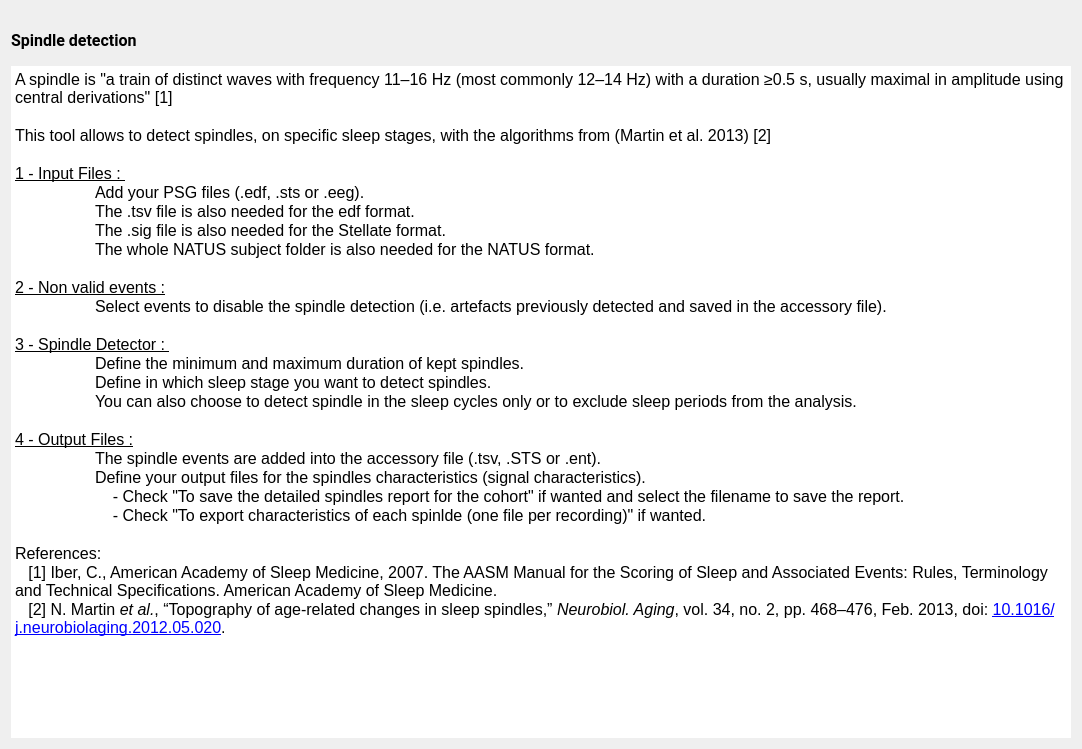
This is tools/CEAMSTools/SpindleDetectionMartin/SpindleDetectionDoc/Ui_SpindleDetectionDoc.ui in SnoozToolbox/snooz-package-ceams as Qt 5 draws it before an edit. The edited form follows.
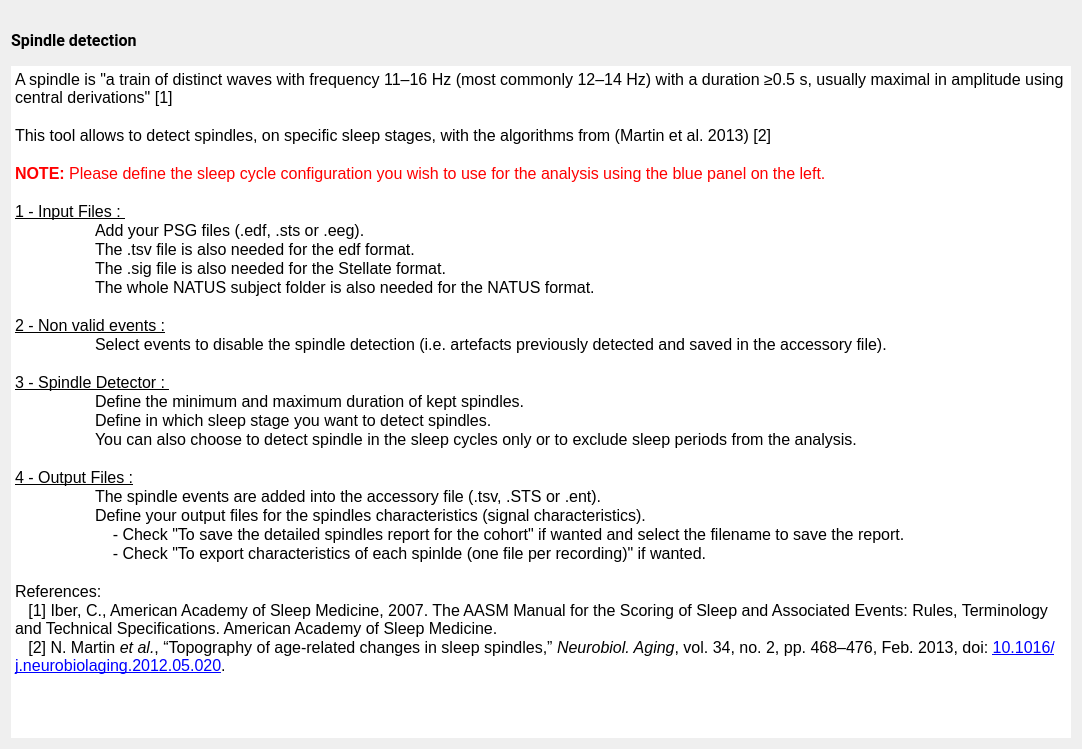
This is the edited form.

Commit message: UI clarification about the start time of the analysis and some modifications

Diff of the .ui file:
```diff
--- a/tools/CEAMSTools/SpindleDetectionMartin/SpindleDetectionDoc/Ui_SpindleDetectionDoc.ui
+++ b/tools/CEAMSTools/SpindleDetectionMartin/SpindleDetectionDoc/Ui_SpindleDetectionDoc.ui
@@ -96,6 +96,8 @@
 &lt;p style=&quot;-qt-paragraph-type:empty; margin-top:0px; margin-bottom:0px; margin-left:0px; margin-right:0px; -qt-block-indent:0; text-indent:0px;&quot;&gt;&lt;br /&gt;&lt;/p&gt;
 &lt;p style=&quot; margin-top:0px; margin-bottom:0px; margin-left:0px; margin-right:0px; -qt-block-indent:0; text-indent:0px;&quot;&gt;This tool allows to detect spindles, on specific sleep stages, with the algorithms from (Martin et al. 2013) [2]&lt;/p&gt;
 &lt;p style=&quot;-qt-paragraph-type:empty; margin-top:0px; margin-bottom:0px; margin-left:0px; margin-right:0px; -qt-block-indent:0; text-indent:0px;&quot;&gt;&lt;br /&gt;&lt;/p&gt;
+&lt;p style=&quot; margin-top:0px; margin-bottom:0px; margin-left:0px; margin-right:0px; -qt-block-indent:0; text-indent:0px;&quot;&gt;&lt;span style=&quot; font-weight:700; color:#ff0000;&quot;&gt;NOTE:&lt;/span&gt;&lt;span style=&quot; color:#ff0000;&quot;&gt; Please define the sleep cycle configuration you wish to use for the analysis using the blue panel on the left.&lt;/span&gt;&lt;/p&gt;
+&lt;p style=&quot;-qt-paragraph-type:empty; margin-top:0px; margin-bottom:0px; margin-left:0px; margin-right:0px; -qt-block-indent:0; text-indent:0px;&quot;&gt;&lt;br /&gt;&lt;/p&gt;
 &lt;p style=&quot; margin-top:0px; margin-bottom:0px; margin-left:0px; margin-right:0px; -qt-block-indent:0; text-indent:0px;&quot;&gt;&lt;span style=&quot; text-decoration: underline;&quot;&gt;1 - Input Files : &lt;/span&gt;&lt;/p&gt;
 &lt;p style=&quot; margin-top:0px; margin-bottom:0px; margin-left:0px; margin-right:0px; -qt-block-indent:0; text-indent:0px;&quot;&gt;	Add your PSG files (.edf, .sts or .eeg). &lt;/p&gt;
 &lt;p style=&quot; margin-top:0px; margin-bottom:0px; margin-left:0px; margin-right:0px; -qt-block-indent:0; text-indent:0px;&quot;&gt;	The .tsv file is also needed for the edf format.&lt;/p&gt;
```
Left out of the diff: 1 changed line with no effect on the pictures. Lines whose indentation alone changed are shown as unchanged. The commit also changes 18 other files.
